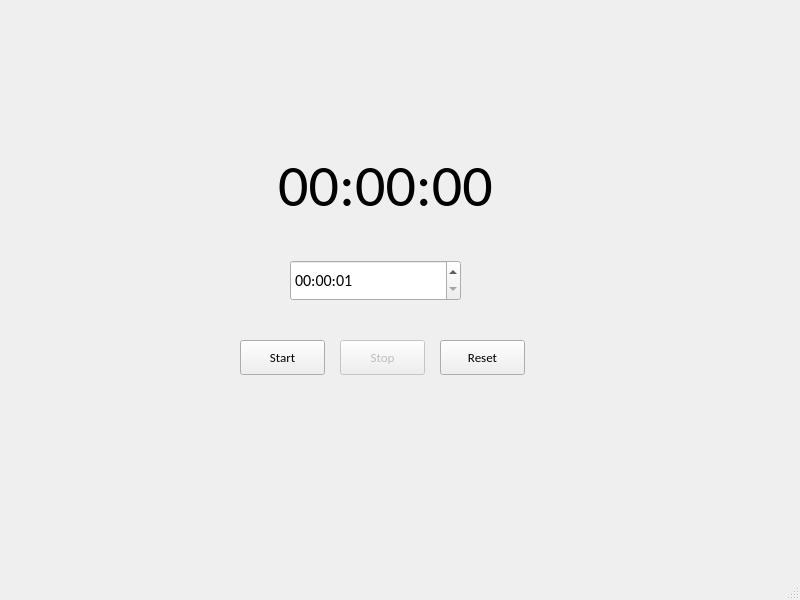
Above: task2/Timer/mainwindow.ui from tinrael/tasks before the change. Below: the same form after it.
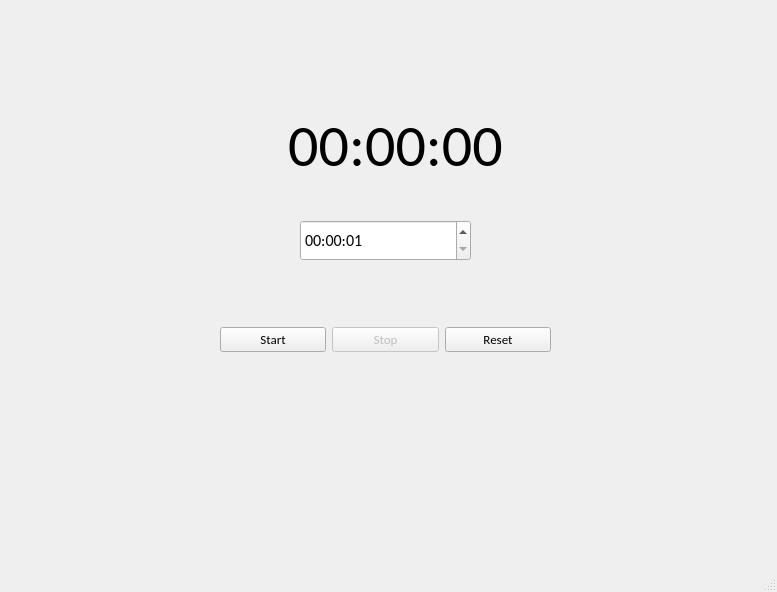
That is the form after the change.

Commit message: Added the horizontal layout for buttons

Patch:
```diff
--- a/task2/Timer/mainwindow.ui
+++ b/task2/Timer/mainwindow.ui
@@ -9,22 +9,101 @@
    <rect>
     <x>0</x>
     <y>0</y>
-    <width>800</width>
-    <height>600</height>
+    <width>777</width>
+    <height>592</height>
    </rect>
   </property>
   <property name="windowTitle">
    <string>Timer</string>
   </property>
   <widget class="QWidget" name="centralwidget">
+   <widget class="QLabel" name="lblRemainingTime">
+    <property name="geometry">
+     <rect>
+      <x>240</x>
+      <y>90</y>
+      <width>311</width>
+      <height>111</height>
+     </rect>
+    </property>
+    <property name="font">
+     <font>
+      <family>Calibri</family>
+      <pointsize>45</pointsize>
+     </font>
+    </property>
+    <property name="text">
+     <string>00:00:00</string>
+    </property>
+    <property name="alignment">
+     <set>Qt::AlignCenter</set>
+    </property>
+   </widget>
+   <widget class="QWidget" name="horizontalLayoutWidget">
+    <property name="geometry">
+     <rect>
+      <x>220</x>
+      <y>300</y>
+      <width>331</width>
+      <height>80</height>
+     </rect>
+    </property>
+    <layout class="QHBoxLayout" name="hrzltButtons">
+     <item>
+      <widget class="QPushButton" name="pbStart">
+       <property name="font">
+        <font>
+         <family>Calibri</family>
+         <pointsize>10</pointsize>
+        </font>
+       </property>
+       <property name="text">
+        <string>Start</string>
+       </property>
+      </widget>
+     </item>
+     <item>
+      <widget class="QPushButton" name="pbStop">
+       <property name="enabled">
+        <bool>false</bool>
+       </property>
+       <property name="font">
+        <font>
+         <family>Calibri</family>
+         <pointsize>10</pointsize>
+        </font>
+       </property>
+       <property name="text">
+        <string>Stop</string>
+       </property>
+      </widget>
+     </item>
+     <item>
+      <widget class="QPushButton" name="pbReset">
+       <property name="enabled">
+        <bool>true</bool>
+       </property>
+       <property name="font">
+        <font>
+         <family>Calibri</family>
+         <pointsize>10</pointsize>
+        </font>
+       </property>
+       <property name="text">
+        <string>Reset</string>
+       </property>
+      </widget>
+     </item>
+    </layout>
+   </widget>
    <widget class="QTimeEdit" name="teTimeSetup">
     <property name="enabled">
      <bool>true</bool>
     </property>
     <property name="geometry">
      <rect>
-      <x>290</x>
-      <y>260</y>
+      <x>300</x>
+      <y>220</y>
       <width>171</width>
       <height>41</height>
      </rect>
@@ -49,91 +128,6 @@
      <string>HH:mm:ss</string>
     </property>
    </widget>
-   <widget class="QPushButton" name="pbStart">
-    <property name="geometry">
-     <rect>
-      <x>240</x>
-      <y>340</y>
-      <width>85</width>
-      <height>35</height>
-     </rect>
-    </property>
-    <property name="font">
-     <font>
-      <family>Calibri</family>
-      <pointsize>10</pointsize>
-     </font>
-    </property>
-    <property name="text">
-     <string>Start</string>
-    </property>
-   </widget>
-   <widget class="QLabel" name="lblRemainingTime">
-    <property name="geometry">
-     <rect>
-      <x>230</x>
-      <y>130</y>
-      <width>311</width>
-      <height>111</height>
-     </rect>
-    </property>
-    <property name="font">
-     <font>
-      <family>Calibri</family>
-      <pointsize>45</pointsize>
-     </font>
-    </property>
-    <property name="text">
-     <string>00:00:00</string>
-    </property>
-    <property name="alignment">
-     <set>Qt::AlignCenter</set>
-    </property>
-   </widget>
-   <widget class="QPushButton" name="pbStop">
-    <property name="enabled">
-     <bool>false</bool>
-    </property>
-    <property name="geometry">
-     <rect>
-      <x>340</x>
-      <y>340</y>
-      <width>85</width>
-      <height>35</height>
-     </rect>
-    </property>
-    <property name="font">
-     <font>
-      <family>Calibri</family>
-      <pointsize>10</pointsize>
-     </font>
-    </property>
-    <property name="text">
-     <string>Stop</string>
-    </property>
-   </widget>
-   <widget class="QPushButton" name="pbReset">
-    <property name="enabled">
-     <bool>true</bool>
-    </property>
-    <property name="geometry">
-     <rect>
-      <x>440</x>
-      <y>340</y>
-      <width>85</width>
-      <height>35</height>
-     </rect>
-    </property>
-    <property name="font">
-     <font>
-      <family>Calibri</family>
-      <pointsize>10</pointsize>
-     </font>
-    </property>
-    <property name="text">
-     <string>Reset</string>
-    </property>
-   </widget>
   </widget>
   <widget class="QMenuBar" name="menubar">
    <property name="geometry">
```
Left out of the diff: 2 changed lines with no effect on the pictures.
